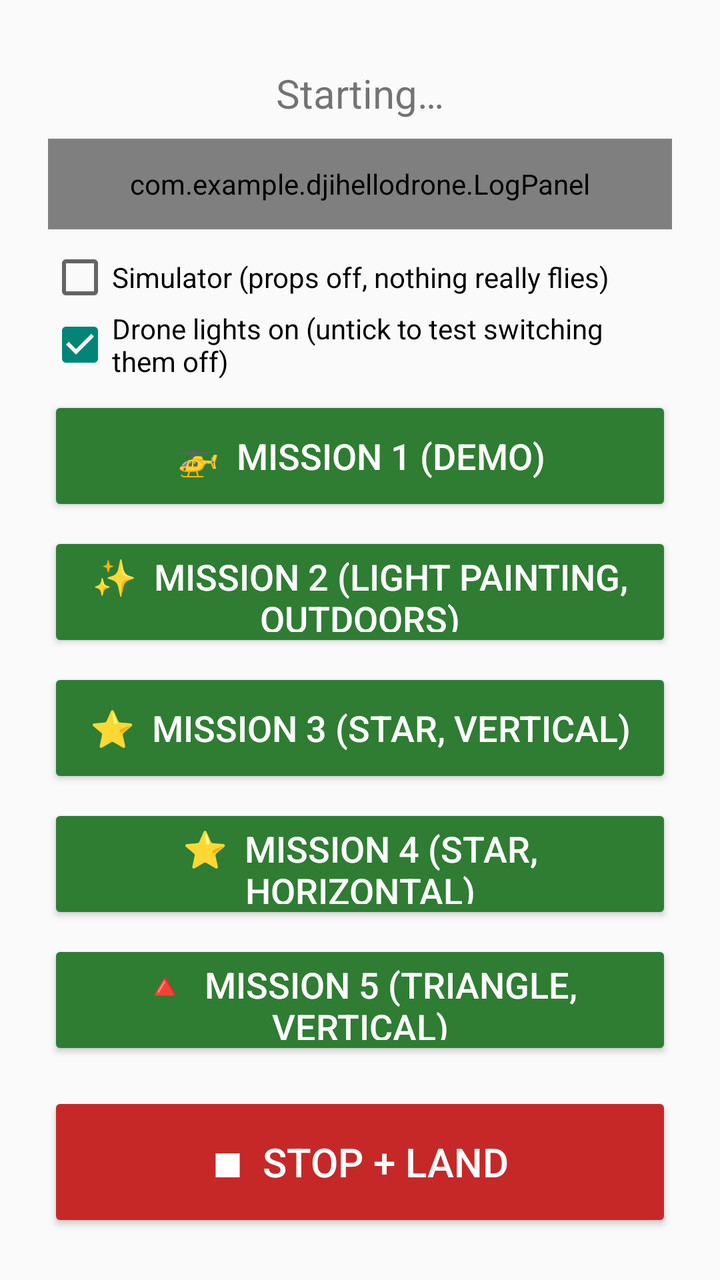
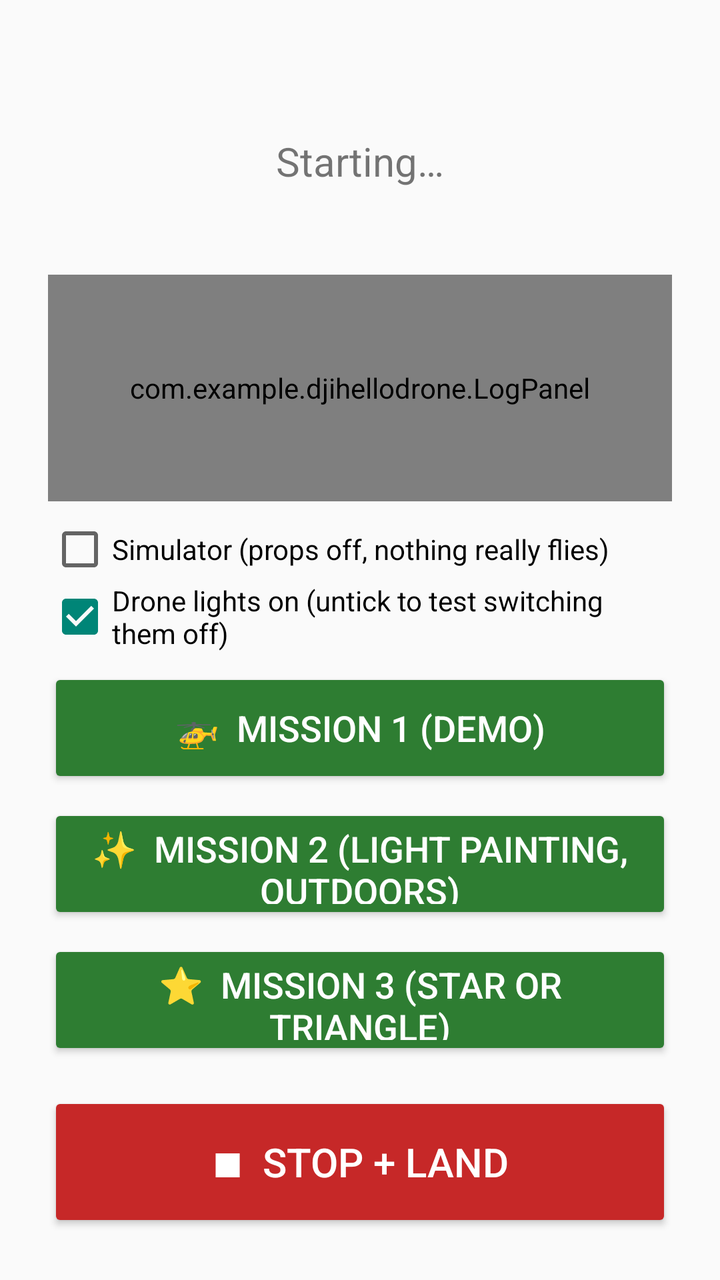

Compare the two renders of this Android layout. The source of the first and the diff that turns it into the second are given below.
<!-- AndroidManifest.xml: application theme android:Theme.Material.Light -->
<!-- res/layout/activity_main.xml -->
<?xml version="1.0" encoding="utf-8"?>
<LinearLayout xmlns:android="http://schemas.android.com/apk/res/android"
    android:layout_width="match_parent"
    android:layout_height="match_parent"
    android:orientation="vertical"
    android:padding="24dp"
    android:gravity="center_horizontal">

    <TextView
        android:id="@+id/statusText"
        android:layout_width="match_parent"
        android:layout_height="0dp"
        android:layout_weight="1"
        android:gravity="center"
        android:textSize="20sp"
        android:text="Starting…" />

    <com.example.djihellodrone.LogPanel
        android:id="@+id/logPanel"
        android:layout_width="match_parent"
        android:layout_height="0dp"
        android:layout_weight="1"
        android:layout_marginBottom="8dp"
        android:background="#ECEFF1" />

    <CheckBox
        android:id="@+id/simulatorCheck"
        android:layout_width="match_parent"
        android:layout_height="wrap_content"
        android:text="Simulator (props off, nothing really flies)" />

    <CheckBox
        android:id="@+id/lightsCheck"
        android:layout_width="match_parent"
        android:layout_height="wrap_content"
        android:layout_marginBottom="8dp"
        android:checked="true"
        android:text="Drone lights on (untick to test switching them off)" />

    <Button
        android:id="@+id/goButton"
        android:layout_width="match_parent"
        android:layout_height="60dp"
        android:layout_marginBottom="8dp"
        android:backgroundTint="#2E7D32"
        android:textColor="#FFFFFF"
        android:textSize="18sp"
        android:text="🚁  Mission 1 (demo)" />

    <Button
        android:id="@+id/mission2Button"
        android:layout_width="match_parent"
        android:layout_height="60dp"
        android:layout_marginBottom="8dp"
        android:backgroundTint="#2E7D32"
        android:textColor="#FFFFFF"
        android:textSize="18sp"
        android:text="✨  Mission 2 (light painting, outdoors)" />

    <Button
        android:id="@+id/mission3Button"
        android:layout_width="match_parent"
        android:layout_height="60dp"
        android:layout_marginBottom="8dp"
        android:backgroundTint="#2E7D32"
        android:textColor="#FFFFFF"
        android:textSize="18sp"
        android:text="⭐  Mission 3 (star, vertical)" />

    <Button
        android:id="@+id/mission4Button"
        android:layout_width="match_parent"
        android:layout_height="60dp"
        android:layout_marginBottom="8dp"
        android:backgroundTint="#2E7D32"
        android:textColor="#FFFFFF"
        android:textSize="18sp"
        android:text="⭐  Mission 4 (star, horizontal)" />

    <Button
        android:id="@+id/mission5Button"
        android:layout_width="match_parent"
        android:layout_height="60dp"
        android:layout_marginBottom="16dp"
        android:backgroundTint="#2E7D32"
        android:textColor="#FFFFFF"
        android:textSize="18sp"
        android:text="🔺  Mission 5 (triangle, vertical)" />

    <Button
        android:id="@+id/stopButton"
        android:layout_width="match_parent"
        android:layout_height="70dp"
        android:backgroundTint="#C62828"
        android:textColor="#FFFFFF"
        android:textSize="20sp"
        android:text="■  STOP + LAND" />
</LinearLayout>
<!-- resources referenced by this layout -->
<resources>

</resources>

<!-- the commit's change to res/layout/activity_main.xml (unified diff, before → after) -->
@@ -61,31 +61,11 @@
         android:id="@+id/mission3Button"
         android:layout_width="match_parent"
         android:layout_height="60dp"
-        android:layout_marginBottom="8dp"
-        android:backgroundTint="#2E7D32"
-        android:textColor="#FFFFFF"
-        android:textSize="18sp"
-        android:text="⭐  Mission 3 (star, vertical)" />
-
-    <Button
-        android:id="@+id/mission4Button"
-        android:layout_width="match_parent"
-        android:layout_height="60dp"
-        android:layout_marginBottom="8dp"
-        android:backgroundTint="#2E7D32"
-        android:textColor="#FFFFFF"
-        android:textSize="18sp"
-        android:text="⭐  Mission 4 (star, horizontal)" />
-
-    <Button
-        android:id="@+id/mission5Button"
-        android:layout_width="match_parent"
-        android:layout_height="60dp"
         android:layout_marginBottom="16dp"
         android:backgroundTint="#2E7D32"
         android:textColor="#FFFFFF"
         android:textSize="18sp"
-        android:text="🔺  Mission 5 (triangle, vertical)" />
+        android:text="⭐  Mission 3 (star or triangle)" />
 
     <Button
         android:id="@+id/stopButton"
